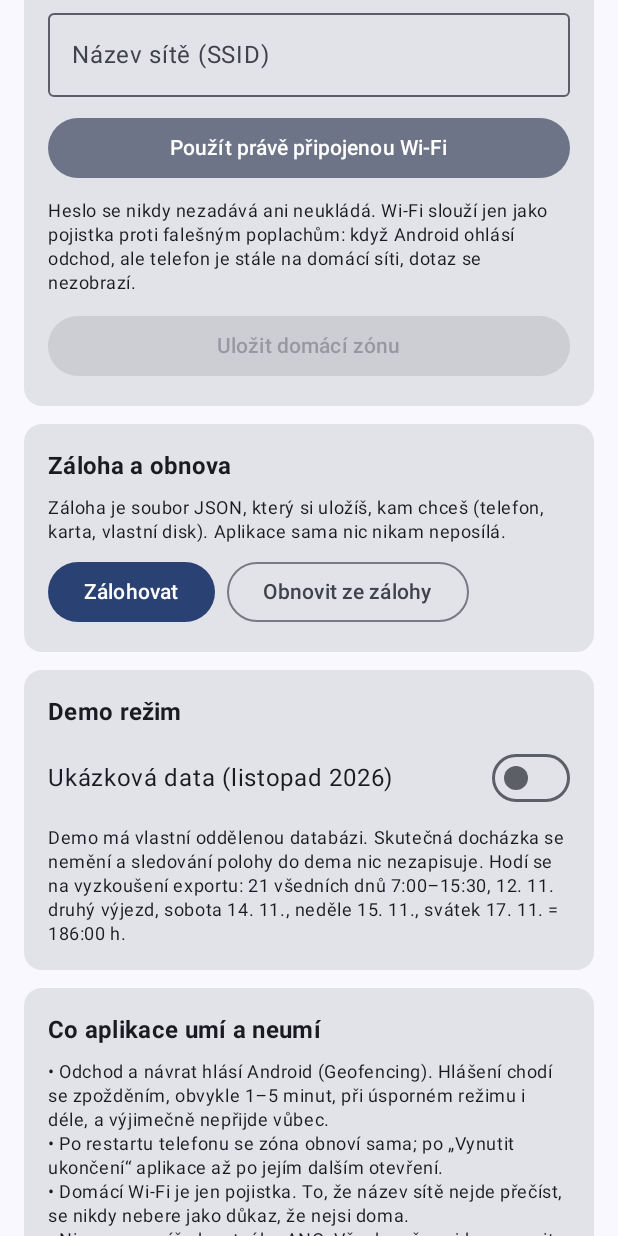
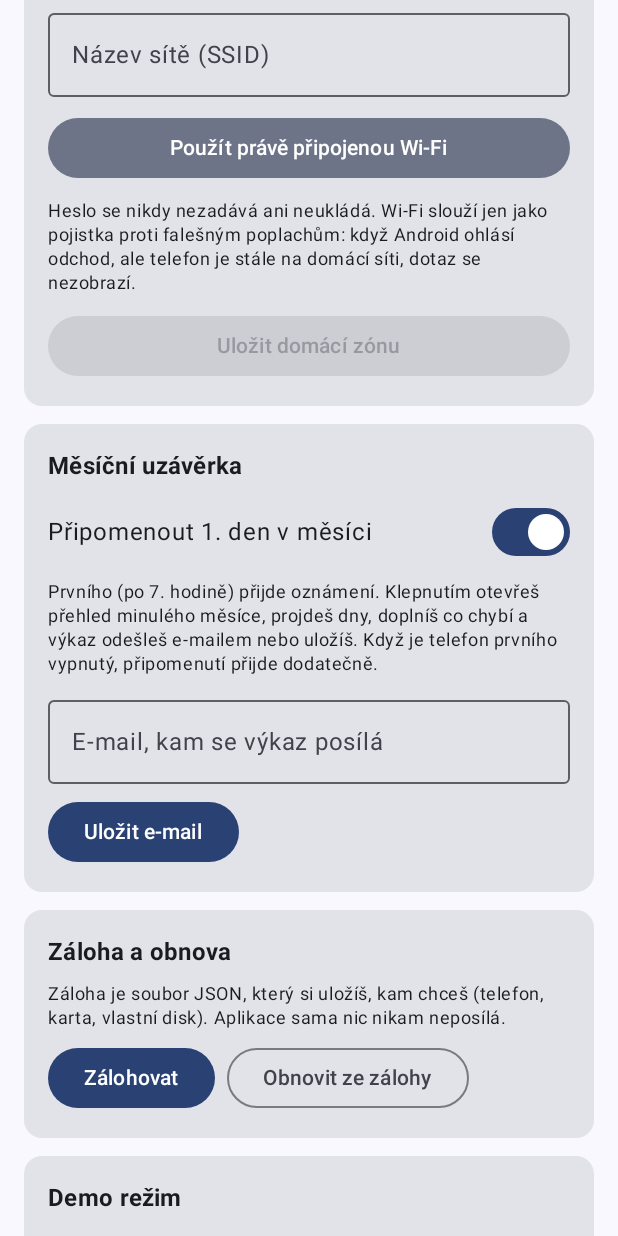
Before and after one commit to hincep-lab/dochazka-kutil, an Android app built with Jetpack Compose: the composable SettingsScreen shown on its own in the app's theme, scrolled down 1153 dp, on a phone screen of 412 x 824 dp. Run offline under Robolectric (Android 15) with nearby library versions, the phone set to English and light mode, and no system bars; our stand-ins replace Room's generated code.

Commit message:
Měsíční připomenutí 1. dne a odeslání výkazu e-mailem
Co-Authored-By: Claude Fable 5.2 <noreply@anthropic.com>
Claude-Session: https://claude.ai/code/session_01Ph5GLamZasUMbhqeTnjqyX

```diff
--- a/app/src/main/java/cz/kutil/dochazka/App.kt
+++ b/app/src/main/java/cz/kutil/dochazka/App.kt
@@ -1,6 +1,7 @@
 package cz.kutil.dochazka
 
 import android.app.Application
+import cz.kutil.dochazka.track.MonthlyReminderWorker
 import cz.kutil.dochazka.track.Notifier
 import cz.kutil.dochazka.track.ZoneHealthWorker
 
@@ -9,5 +10,6 @@ class App : Application() {
         super.onCreate()
         Notifier.ensureChannel(this)
         ZoneHealthWorker.ensureScheduled(this)
+        MonthlyReminderWorker.ensureScheduled(this)
     }
 }
--- /dev/null
+++ b/app/src/main/java/cz/kutil/dochazka/data/AppPrefs.kt
@@ -0,0 +1,23 @@
+package cz.kutil.dochazka.data
+
+import android.content.Context
+
+/** Drobná nastavení mimo databázi (měsíční připomenutí, e-mail příjemce výkazu). */
+object AppPrefs {
+    private const val FILE = "app_flags"
+    private const val KEY_REMINDER = "monthly_reminder"
+    private const val KEY_EMAIL = "report_email"
+    private const val KEY_LAST_REMINDED = "last_reminded_month"
+
+    private fun prefs(ctx: Context) = ctx.applicationContext.getSharedPreferences(FILE, Context.MODE_PRIVATE)
+
+    fun reminderEnabled(ctx: Context): Boolean = prefs(ctx).getBoolean(KEY_REMINDER, true)
+    fun setReminderEnabled(ctx: Context, on: Boolean) = prefs(ctx).edit().putBoolean(KEY_REMINDER, on).apply()
+
+    fun reportEmail(ctx: Context): String = prefs(ctx).getString(KEY_EMAIL, "") ?: ""
+    fun setReportEmail(ctx: Context, email: String) = prefs(ctx).edit().putString(KEY_EMAIL, email.trim()).apply()
+
+    /** Měsíc (yyyy-MM), za který už připomenutí přišlo. */
+    fun lastReminded(ctx: Context): String = prefs(ctx).getString(KEY_LAST_REMINDED, "") ?: ""
+    fun setLastReminded(ctx: Context, month: String) = prefs(ctx).edit().putString(KEY_LAST_REMINDED, month).apply()
+}
--- a/app/src/main/java/cz/kutil/dochazka/ui/SettingsScreen.kt
+++ b/app/src/main/java/cz/kutil/dochazka/ui/SettingsScreen.kt
@@ -28,7 +28,10 @@ import androidx.compose.ui.Modifier
 import androidx.compose.ui.platform.LocalContext
 import androidx.compose.ui.text.font.FontWeight
 import androidx.compose.ui.unit.dp
+import androidx.compose.foundation.text.KeyboardOptions
+import androidx.compose.ui.text.input.KeyboardType
 import cz.kutil.dochazka.core.PRAGUE
+import cz.kutil.dochazka.data.AppPrefs
 import java.time.LocalDate
 
 @Composable
@@ -38,6 +41,8 @@ fun SettingsScreen(vm: MainViewModel, state: UiState) {
     var organization by rememberSaveable(state.settings.organization) { mutableStateOf(state.settings.organization) }
     var employee by rememberSaveable(state.settings.employee) { mutableStateOf(state.settings.employee) }
     var zoneEditing by rememberSaveable { mutableStateOf(false) }
+    var reminder by remember { mutableStateOf(AppPrefs.reminderEnabled(context)) }
+    var email by rememberSaveable { mutableStateOf(AppPrefs.reportEmail(context)) }
     var restoreUri by remember { mutableStateOf<android.net.Uri?>(null) }
 
     val backupLauncher = rememberLauncherForActivityResult(ActivityResultContracts.CreateDocument("application/json")) { uri ->
@@ -90,6 +95,33 @@ fun SettingsScreen(vm: MainViewModel, state: UiState) {
                     OutlinedButton(onClick = { zoneEditing = true }) { Text("Změnit zónu nebo Wi-Fi") }
                 }
             }
+        }
+
+        SectionCard("Měsíční uzávěrka") {
+            Row(verticalAlignment = Alignment.CenterVertically) {
+                Text("Připomenout 1. den v měsíci", Modifier.weight(1f))
+                Switch(checked = reminder, onCheckedChange = {
+                    reminder = it
+                    AppPrefs.setReminderEnabled(context, it)
+                })
+            }
+            Text(
+                "Prvního (po 7. hodině) přijde oznámení. Klepnutím otevřeš přehled minulého měsíce, projdeš dny, doplníš co chybí " +
+                    "a výkaz odešleš e-mailem nebo uložíš. Když je telefon prvního vypnutý, připomenutí přijde dodatečně.",
+                style = MaterialTheme.typography.bodySmall,
+            )
+            OutlinedTextField(
+                value = email,
+                onValueChange = { email = it },
+                label = { Text("E-mail, kam se výkaz posílá") },
+                singleLine = true,
+                keyboardOptions = KeyboardOptions(keyboardType = KeyboardType.Email),
+                modifier = Modifier.fillMaxWidth(),
+            )
+            Button(onClick = {
+                AppPrefs.setReportEmail(context, email)
+                vm.message.value = "E-mail uložen."
+            }) { Text("Uložit e-mail") }
         }
 
         SectionCard("Záloha a obnova") {
--- /dev/null
+++ b/app/src/main/res/xml/file_paths.xml
@@ -0,0 +1,5 @@
+<?xml version="1.0" encoding="utf-8"?>
+<!-- Dočasná kopie vyplněného výkazu pro odeslání e-mailem (jen mezipaměť aplikace). -->
+<paths>
+    <cache-path name="exports" path="exports/" />
+</paths>
```
Also changed, not shown: app/src/main/AndroidManifest.xml (+10 -0 lines), app/src/main/java/cz/kutil/dochazka/track/MonthlyReminder.kt (added, +53 -0 lines), app/src/main/java/cz/kutil/dochazka/track/Notifier.kt (+36 -0 lines), app/src/main/java/cz/kutil/dochazka/ui/AppRoot.kt (+33 -1 lines), app/src/main/java/cz/kutil/dochazka/ui/MainActivity.kt (+9 -2 lines), app/src/main/java/cz/kutil/dochazka/ui/MainViewModel.kt (+36 -0 lines), app/src/main/java/cz/kutil/dochazka/ui/MonthScreen.kt (+15 -9 lines), 1 other file.
